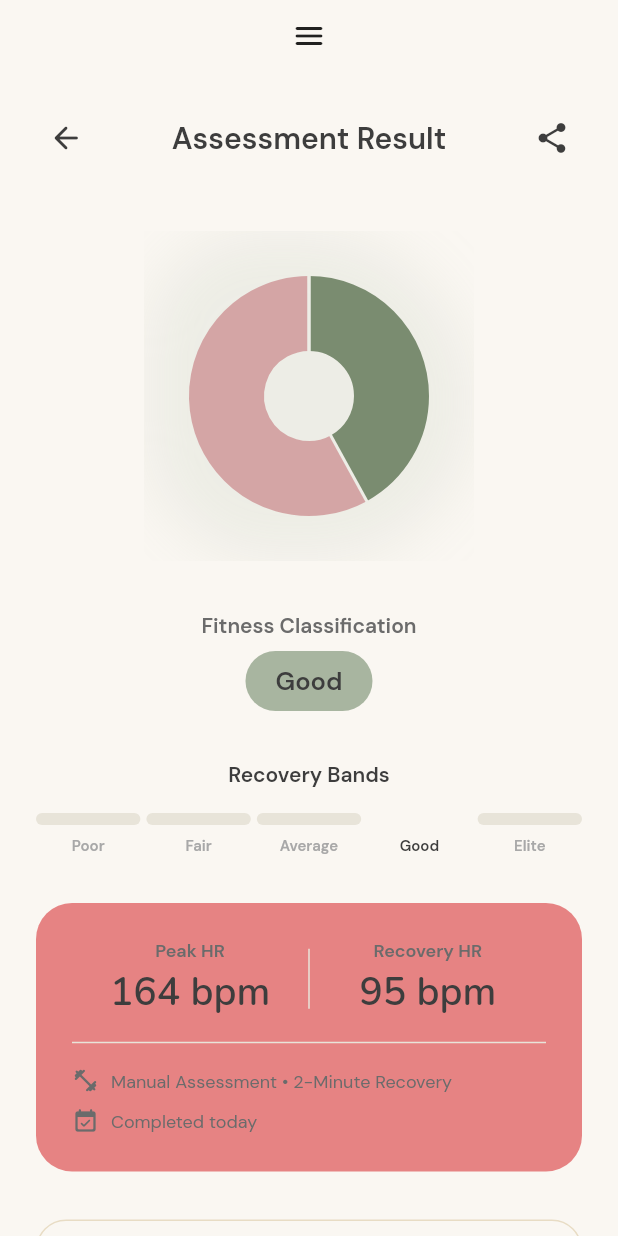
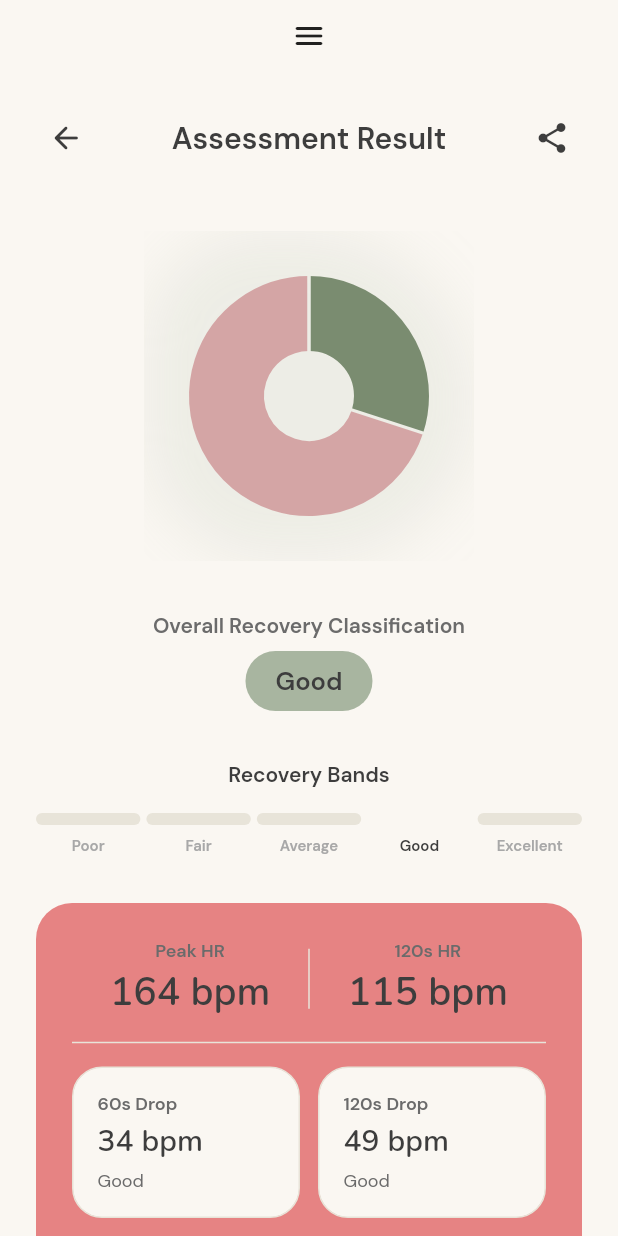
Before and after one commit to mlightbody/pulse_recovery, a Flutter app: the AssessmentResultWidget screen opened by its route, on a phone screen of 412 x 824 dp. Run offline on Flutter 3.47's test engine with Material 3 defaults, Android fonts, the phone set to English and light mode, and no system bars; drawn by our look-alikes of fl_chart; our stand-ins replace auto_size_text, cached_network_image, font_awesome_flutter, from_css_color, go_router, google_fonts and 5 more; missing offline and left inert: json_path; accounts and stored records are empty; network calls fail.

Commit message:
Two step recovery model
Updated the recovery model to include 60 second and 120 second drops, with corresponding outputs for sympathetic nervous system and long term recovery assessments.

```diff
--- a/lib/flutter_flow/nav/nav.dart
+++ b/lib/flutter_flow/nav/nav.dart
@@ -66,11 +66,14 @@ GoRouter createRouter(AppStateNotifier appStateNotifier) => GoRouter(
           path: AssessmentResultWidget.routePath,
           builder: (context, params) => AssessmentResultWidget(
             peakHr: params.getParam('peakHr', ParamType.int),
-            recoveryHr: params.getParam('recoveryHr', ParamType.int),
-            recoveryPercent:
-                params.getParam('recoveryPercent', ParamType.double),
-            classification:
-                params.getParam('classification', ParamType.String),
+            hr60: params.getParam('hr60', ParamType.int),
+            hr120: params.getParam('hr120', ParamType.int),
+            recoveryPercent120:
+                params.getParam('recoveryPercent120', ParamType.double),
+            earlyRecoveryAssessment:
+                params.getParam('earlyRecoveryAssessment', ParamType.String),
+            overallRecoveryAssessment:
+                params.getParam('overallRecoveryAssessment', ParamType.String),
           ),
         ),
         FFRoute(
--- a/lib/pages/assessment_result/assessment_result_widget.dart
+++ b/lib/pages/assessment_result/assessment_result_widget.dart
@@ -16,18 +16,22 @@ class AssessmentResultWidget extends StatefulWidget {
   const AssessmentResultWidget({
     super.key,
     this.peakHr,
-    this.recoveryHr,
-    this.recoveryPercent,
-    this.classification,
+    this.hr60,
+    this.hr120,
+    this.recoveryPercent120,
+    this.earlyRecoveryAssessment,
+    this.overallRecoveryAssessment,
   });
 
   static String routeName = 'AssessmentResult';
   static String routePath = '/assessmentResult';
 
   final int? peakHr;
-  final int? recoveryHr;
-  final double? recoveryPercent;
-  final String? classification;
+  final int? hr60;
+  final int? hr120;
+  final double? recoveryPercent120;
+  final String? earlyRecoveryAssessment;
+  final String? overallRecoveryAssessment;
 
   @override
   State<AssessmentResultWidget> createState() => _AssessmentResultWidgetState();
@@ -79,15 +83,78 @@ class _AssessmentResultWidgetState extends State<AssessmentResultWidget> {
   bool _isActive(String band, String classification) =>
       band.toLowerCase() == classification.toLowerCase();
 
+  Widget _smallStat({
+    required String label,
+    required String value,
+    required String subtitle,
+  }) {
+    return Container(
+      decoration: BoxDecoration(
+        color: FlutterFlowTheme.of(context).primaryBackground,
+        borderRadius: BorderRadius.circular(20.0),
+        border: Border.all(
+          color: FlutterFlowTheme.of(context).alternate,
+          width: 1.0,
+        ),
+      ),
+      child: Padding(
+        padding: const EdgeInsets.all(16.0),
+        child: Column(
+          crossAxisAlignment: CrossAxisAlignment.start,
+          children: [
+            Text(
+              label,
+              maxLines: 1,
+              overflow: TextOverflow.ellipsis,
+              style: FlutterFlowTheme.of(context).labelMedium.override(
+                    font: GoogleFonts.dmSans(),
+                    color: FlutterFlowTheme.of(context).secondaryText,
+                    letterSpacing: 0.0,
+                    lineHeight: 1.3,
+                  ),
+            ),
+            const SizedBox(height: 4.0),
+            Text(
+              value,
+              maxLines: 1,
+              overflow: TextOverflow.ellipsis,
+              style: FlutterFlowTheme.of(context).titleLarge.override(
+                    font: GoogleFonts.nunito(fontWeight: FontWeight.bold),
+                    color: FlutterFlowTheme.of(context).primaryText,
+                    letterSpacing: 0.0,
+                    lineHeight: 1.25,
+                  ),
+            ),
+            const SizedBox(height: 4.0),
+            Text(
+              subtitle,
+              maxLines: 1,
+              overflow: TextOverflow.ellipsis,
+              style: FlutterFlowTheme.of(context).bodySmall.override(
+                    font: GoogleFonts.dmSans(),
+                    color: FlutterFlowTheme.of(context).secondaryText,
+                    letterSpacing: 0.0,
+                    lineHeight: 1.5,
+                  ),
+            ),
+          ],
+        ),
+      ),
+    );
+  }
+
   @override
   Widget build(BuildContext context) {
     final peakHr = widget.peakHr ?? 164;
-    final recoveryHr = widget.recoveryHr ?? 95;
-    final recoveryPercent = widget.recoveryPercent ?? 42.0;
-    final classification = widget.classification ?? 'Good';
+    final hr60 = widget.hr60 ?? 130;
+    final hr120 = widget.hr120 ?? 115;
+    final recoveryPercent120 = widget.recoveryPercent120 ?? 30.0;
+    final earlyRecoveryAssessment = widget.earlyRecoveryAssessment ?? 'Good';
+    final overallRecoveryAssessment = widget.overallRecoveryAssessment ?? 'Good';
 
-    final drop = peakHr - recoveryHr;
-    final recoveryPercentRounded = recoveryPercent.round().clamp(0, 100);
+    final hrr60 = peakHr - hr60;
+    final hrr120 = peakHr - hr120;
+    final recoveryPercentRounded = recoveryPercent120.round().clamp(0, 100);
     final remainingPercent = 100 - recoveryPercentRounded;
 
     return GestureDetector(
@@ -111,12 +178,18 @@ class _AssessmentResultWidgetState extends State<AssessmentResultWidget> {
                   PopupMenuItem(value: 'dashboard', child: Text('Dashboard')),
                   PopupMenuItem(value: 'new', child: Text('New Assessment')),
                   PopupMenuItem(
-                      value: 'result', child: Text('Assessment Result')),
+                    value: 'result',
+                    child: Text('Assessment Result'),
+                  ),
                   PopupMenuItem(
-                      value: 'progress', child: Text('Fitness Progress')),
+                    value: 'progress',
+                    child: Text('Fitness Progress'),
+                  ),
                   PopupMenuItem(value: 'history', child: Text('History Log')),
                   PopupMenuItem(
-                      value: 'settings', child: Text('Profile Settings')),
+                    value: 'settings',
+                    child: Text('Profile Settings'),
+                  ),
                 ],
               ),
               Padding(
@@ -169,10 +242,9 @@ class _AssessmentResultWidgetState extends State<AssessmentResultWidget> {
                         ),
                       ],
                     ),
-
                     const SizedBox(height: 32.0),
 
-                    Container(
+                    SizedBox(
                       width: 240.0,
                       height: 240.0,
                       child: Stack(
@@ -210,7 +282,7 @@ class _AssessmentResultWidgetState extends State<AssessmentResultWidget> {
                               colors: '#A8B5A0,divider',
                               centerValue: '$recoveryPercentRounded%',
                               centerValuePresent: true,
-                              centerLabel: 'Reduction',
+                              centerLabel: '120s Reduction',
                               centerLabelPresent: true,
                               animate: false,
                               startAngle: -90.0,
@@ -229,7 +301,7 @@ class _AssessmentResultWidgetState extends State<AssessmentResultWidget> {
                     const SizedBox(height: 24.0),
 
                     Text(
-                      'Fitness Classification',
+                      'Overall Recovery Classification',
                       style: FlutterFlowTheme.of(context).labelLarge.override(
                             font: GoogleFonts.dmSans(),
                             color: FlutterFlowTheme.of(context).secondaryText,
@@ -251,7 +323,7 @@ class _AssessmentResultWidgetState extends State<AssessmentResultWidget> {
                           8.0,
                         ),
                         child: Text(
-                          classification,
+                          overallRecoveryAssessment,
                           style: FlutterFlowTheme.of(context)
                               .titleMedium
                               .override(
@@ -289,7 +361,8 @@ class _AssessmentResultWidgetState extends State<AssessmentResultWidget> {
                               idBar: 'b1',
                               idTxt: 't1',
                               label: 'Poor',
-                              isActive: _isActive('Poor', classification),
+                              isActive: _isActive(
+                                  'Poor', overallRecoveryAssessment),
                             ),
                           ),
                         ),
@@ -303,7 +376,8 @@ class _AssessmentResultWidgetState extends State<AssessmentResultWidget> {
                               idBar: 'b2',
                               idTxt: 't2',
                               label: 'Fair',
-                              isActive: _isActive('Fair', classification),
+                              isActive:
+                                  _isActive('Fair', overallRecoveryAssessment),
                             ),
                           ),
                         ),
@@ -317,7 +391,8 @@ class _AssessmentResultWidgetState extends State<AssessmentResultWidget> {
                               idBar: 'b3',
                               idTxt: 't3',
                               label: 'Average',
-                              isActive: _isActive('Average', classification),
+                              isActive: _isActive(
+                                  'Average', overallRecoveryAssessment),
                             ),
                           ),
                         ),
@@ -331,7 +406,8 @@ class _AssessmentResultWidgetState extends State<AssessmentResultWidget> {
                               idBar: 'b4',
                               idTxt: 't4',
                               label: 'Good',
-                              isActive: _isActive('Good', classification),
+                              isActive:
+                                  _isActive('Good', overallRecoveryAssessment),
                             ),
                           ),
                         ),
@@ -344,8 +420,9 @@ class _AssessmentResultWidgetState extends State<AssessmentResultWidget> {
                               color: '#8FA385',
                               idBar: 'b5',
                               idTxt: 't5',
-                              label: 'Elite',
-                              isActive: _isActive('Elite', classification),
+                              label: 'Excellent',
+                              isActive: _isActive(
+                                  'Excellent', overallRecoveryAssessment),
                             ),
                           ),
                         ),
@@ -390,8 +467,8 @@ class _AssessmentResultWidgetState extends State<AssessmentResultWidget> {
                                     child: ResultStatWidget(
                                       idLabel: 'sl2',
                                       idVal: 'sv2',
-                                      label: 'Recovery HR',
-                                      value: '$recoveryHr bpm',
+                                      label: '120s HR',
+                                      value: '$hr120 bpm',
                                     ),
                                   ),
                                 ),
@@ -404,6 +481,26 @@ class _AssessmentResultWidgetState extends State<AssessmentResultWidget> {
                             ),
                             Row(
                               children: [
+                                Expanded(
+                                  child: _smallStat(
+                                    label: '60s Drop',
+                                    value: '$hrr60 bpm',
+                                    subtitle: earlyRecoveryAssessment,
+                                  ),
+                                ),
+                                const SizedBox(width: 12.0),
+                                Expanded(
+                                  child: _smallStat(
+                                    label: '120s Drop',
+                                    value: '$hrr120 bpm',
+                                    subtitle: overallRecoveryAssessment,
+                                  ),
+                                ),
+                              ],
+                            ),
+                            const SizedBox(height: 24.0),
+                            Row(
+                              children: [
                                 Icon(
                                   Icons.fitness_center_rounded,
                                   color: FlutterFlowTheme.of(context)
@@ -413,7 +510,7 @@ class _AssessmentResultWidgetState extends State<AssessmentResultWidget> {
                                 const SizedBox(width: 8.0),
                                 Expanded(
                                   child: Text(
-                                    'Manual Assessment • 2-Minute Recovery',
+                                    'Manual Assessment • 60s and 120s Recovery',
                                     maxLines: 1,
                                     overflow: TextOverflow.ellipsis,
                                     style: FlutterFlowTheme.of(context)
@@ -504,7 +601,7 @@ class _AssessmentResultWidgetState extends State<AssessmentResultWidget> {
                                   ),
                                   const SizedBox(height: 4.0),
                                   Text(
-                                    'Your heart rate dropped $drop bpm in 2 minutes. This represents a $recoveryPercentRounded% reduction from peak heart rate and gives a fitness classification of $classification.',
+                                    'Your heart rate dropped $hrr60 bpm in the first 60 seconds and $hrr120 bpm after 120 seconds. The 60-second drop reflects early autonomic recovery, while the 120-second drop gives a broader view of overall recovery. Early recovery: $earlyRecoveryAssessment. Overall recovery: $overallRecoveryAssessment.',
                                     style: FlutterFlowTheme.of(context)
                                         .bodySmall
                                         .override(
```
Also changed, not shown: lib/pages/new_assessment/new_assessment_widget.dart (+137 -92 lines), 2 other files.
